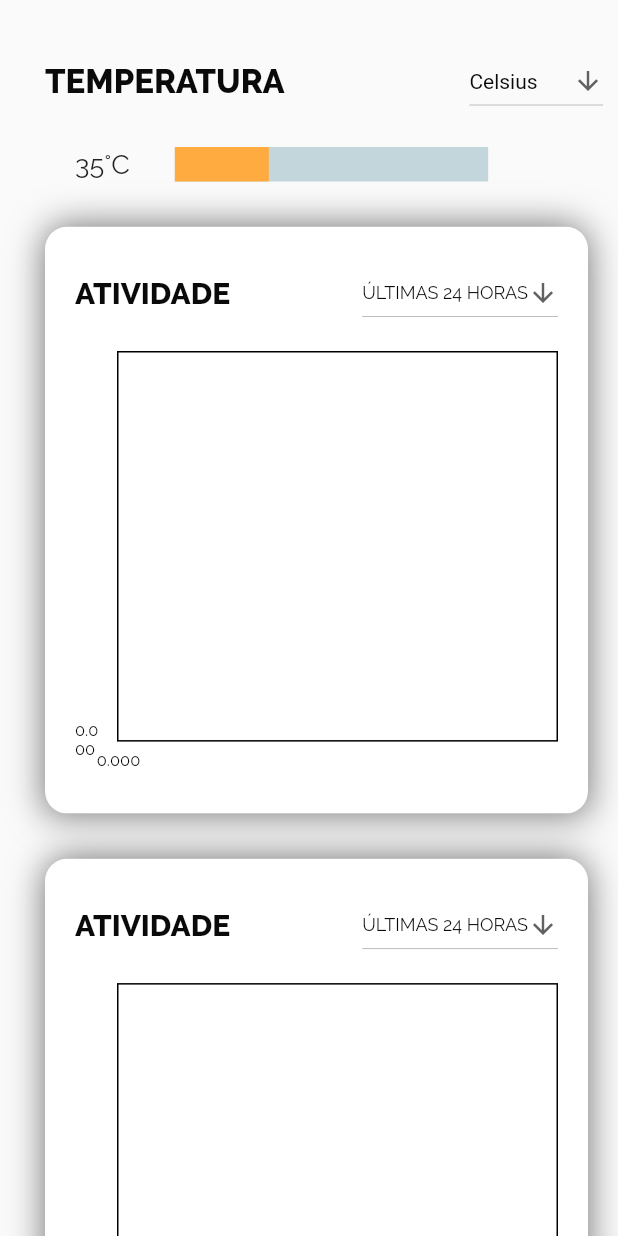
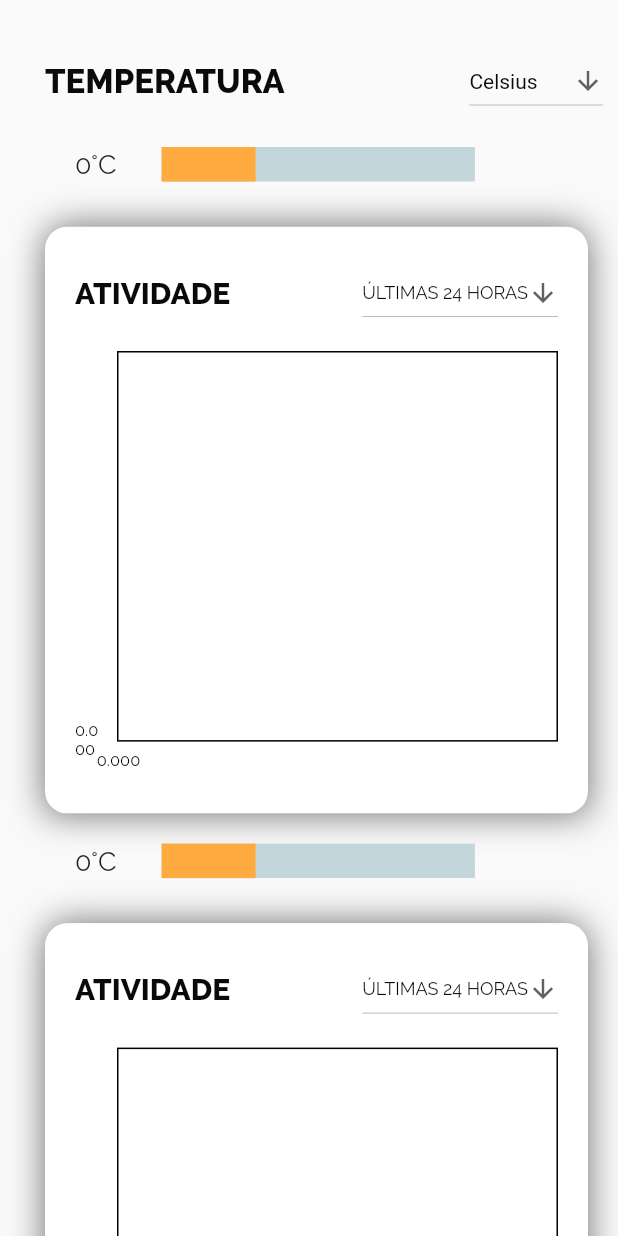
Before and after one commit to GabrielleBarbosa/SmartHummus, a Flutter app: the TemperatureScreen widget shown alone on an empty page, opened directly with empty values, on a phone screen of 412 x 824 dp. Run offline on Flutter 3.47's test engine with Material 2 defaults, Android fonts, the light colour scheme and no system bars; drawn by our look-alikes of fl_chart, percent_indicator; our stand-ins replace cloud_firestore, firebase_auth, firebase_database, google_fonts, google_sign_in; missing offline and left inert: fl_animated_linechart; accounts and stored records are empty; network calls fail.

Commit message:
13/11/2020
- aparecer temperatura e umidade atuais

```diff
--- a/app/smarthummus_app/lib/screens/composter_screen.dart
+++ b/app/smarthummus_app/lib/screens/composter_screen.dart
@@ -117,7 +117,7 @@ class _ComposterScreenState extends State<ComposterScreen> {
                       children: [
                         ProgressScreen(),
                         HumidityScreen(snapshot.data, snapshot2.data),
-                        TemperatureScreen(snapshot.data),
+                        TemperatureScreen(snapshot.data, snapshot2.data),
                         GasesScreen(snapshot.data),
                       ],
                     );
@@ -129,7 +129,7 @@ class _ComposterScreenState extends State<ComposterScreen> {
               );
             }
             else if(snapshot.hasError){
-              return Text("Ocorreu um erro ao carregar dados");
+              return Text(snapshot.error.toString());
             }
             return CircularProgressIndicator();
           },
--- a/app/smarthummus_app/lib/screens/temperature_screen.dart
+++ b/app/smarthummus_app/lib/screens/temperature_screen.dart
@@ -7,27 +7,34 @@ import 'package:smarthummusapp/database/database.dart';
 import 'package:smarthummusapp/news/measures.dart';
 
 class TemperatureScreen extends StatefulWidget {
+  List<Measures> _measuresLastDay;
+  Measures _now;
 
-  List<Measures> _measuresLastDay;
-
-  TemperatureScreen(this._measuresLastDay);
+  TemperatureScreen(this._measuresLastDay, this._now);
 
   @override
-  _TemperatureScreenState createState() => _TemperatureScreenState(_measuresLastDay);
+  _TemperatureScreenState createState() =>
+      _TemperatureScreenState(_measuresLastDay, _now);
 }
 
 class _TemperatureScreenState extends State<TemperatureScreen> {
+  List<Measures> _measuresLastDay;
+  Measures _now;
 
-  List<Measures> _measuresLastDay;
-
-  _TemperatureScreenState(this._measuresLastDay);
+  _TemperatureScreenState(this._measuresLastDay, this._now);
 
   String dropdownValue = "Celsius";
-  double temperatureValue = 35;
-  String temperatureText = "35°C";
+  String t1 = "",  t2 = "";
 
   List<double> values = [26.0, 27.0, 30.0, 32.0, 30.0, 28.0, 29.0];
 
+  @override
+  void initState() {
+    // TODO: implement initState
+    super.initState();
+    t1 = _now.tempA.toInt().toString() + "°C";
+    t2 = _now.tempB.toInt().toString() + "°C";
+  }
   @override
   Widget build(BuildContext context) {
     return SingleChildScrollView(
@@ -56,23 +63,29 @@ class _TemperatureScreenState extends State<TemperatureScreen> {
                   iconSize: 20,
                   style: TextStyle(color: Color.fromRGBO(10, 10, 10, 100.0)),
                   onChanged: (String newValue) {
-                  double convert = temperatureValue;
+                    double convert1 = _now.tempA;
+                    double convert2 = _now.tempB;
                     switch (newValue) {
                       case "Celsius":
                         setState(() {
-                        temperatureText = convert.toInt().toString() + "°C";
+                          t1 = convert1.toInt().toString() + "°C";
+                          t2 = convert1.toInt().toString() + "°C";
                         });
                         break;
                       case "Fahreinheit":
-                      convert = (convert * 9 / 5) + 32;
+                        convert1 = (convert1 * 9 / 5) + 32;
+                        convert2 = (convert2 * 9 / 5) + 32;
                         setState(() {
-                        temperatureText = convert.toInt().toString() + "°F";
+                          t1 = convert1.toInt().toString() + "°F";
+                          t2 = convert2.toInt().toString() + "°F";
                         });
                         break;
                       case "Kelvin":
-                      convert += 273;
+                        convert1 += 273;
+                        convert2 += 273;
                         setState(() {
-                        temperatureText = convert.toInt().toString() + "K";
+                          t1 = convert1.toInt().toString() + "K";
+                          t2 = convert2.toInt().toString() + "K";
                         });
                         break;
                     }
@@ -102,7 +115,7 @@ class _TemperatureScreenState extends State<TemperatureScreen> {
               leading: Padding(
                 padding: EdgeInsets.only(right: 20.0),
                 child: new Text(
-                  temperatureText,
+                  t1,
                   style: GoogleFonts.raleway(
                     fontSize: 18,
                   ),
@@ -110,11 +123,30 @@ class _TemperatureScreenState extends State<TemperatureScreen> {
               ),
             ),
           ),
-          Column(children: [ChartCard(_measuresLastDay, "tempA", Colors.orangeAccent, Colors.red),ChartCard(_measuresLastDay, "tempB", Colors.orangeAccent, Colors.red)],),
+          ChartCard(_measuresLastDay, "tempA", Colors.orangeAccent, Colors.red),
+          Padding(
+            padding: EdgeInsets.only(left: 20.0, top: 20.0),
+            child: LinearPercentIndicator(
+              width: MediaQuery.of(context).size.width / 1.8,
+              lineHeight: 23.0,
+              percent: 0.3,
+              backgroundColor: Color.fromRGBO(195, 214, 220, 100.0),
+              progressColor: Colors.orangeAccent,
+              leading: Padding(
+                padding: EdgeInsets.only(right: 20.0),
+                child: new Text(
+                  t2,
+                  style: GoogleFonts.raleway(
+                    fontSize: 18,
+                  ),
+                ),
+              ),
+            ),
+          ),
+          ChartCard(_measuresLastDay, "tempB", Colors.orangeAccent, Colors.red),
           WarningsCard()
         ],
-    ),)
-    )
-    );
+      ),
+    )));
   }
 }
```
Also changed, not shown: app/smarthummus_app/lib/screens/humidity_screen.dart (+20 -2 lines). Lines whose indentation alone changed are shown as unchanged.
